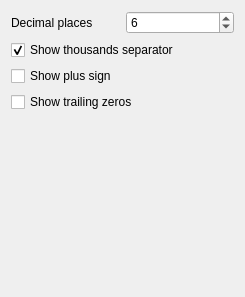
First picture: the form in src/ui/numericformats/qgsbasicnumericformatwidgetbase.ui, repository carsmie/QGIS, before the edit.
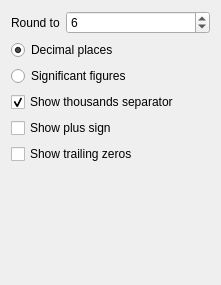
Second picture: the form after the edit. Custom widgets are drawn as their Qt base class.

Commit message: Add numeric formatting option to round to number of significant figures

```diff
--- a/src/ui/numericformats/qgsbasicnumericformatwidgetbase.ui
+++ b/src/ui/numericformats/qgsbasicnumericformatwidgetbase.ui
@@ -6,29 +6,15 @@
    <rect>
     <x>0</x>
     <y>0</y>
-    <width>245</width>
-    <height>297</height>
+    <width>221</width>
+    <height>285</height>
    </rect>
   </property>
   <property name="windowTitle">
    <string>Form</string>
   </property>
-  <layout class="QGridLayout" name="gridLayout">
-   <item row="0" column="0">
-    <widget class="QLabel" name="label">
-     <property name="text">
-      <string>Decimal places</string>
-     </property>
-    </widget>
-   </item>
-   <item row="0" column="1">
-    <widget class="QSpinBox" name="mDecimalsSpinBox">
-     <property name="value">
-      <number>6</number>
-     </property>
-    </widget>
-   </item>
-   <item row="4" column="0">
+  <layout class="QGridLayout" name="gridLayout" columnstretch="0,1">
+   <item row="6" column="0">
     <spacer name="verticalSpacer">
      <property name="orientation">
       <enum>Qt::Vertical</enum>
@@ -41,7 +27,21 @@
      </property>
     </spacer>
    </item>
-   <item row="1" column="0" colspan="2">
+   <item row="0" column="0">
+    <widget class="QLabel" name="label">
+     <property name="text">
+      <string>Round to</string>
+     </property>
+    </widget>
+   </item>
+   <item row="0" column="1">
+    <widget class="QSpinBox" name="mDecimalsSpinBox">
+     <property name="value">
+      <number>6</number>
+     </property>
+    </widget>
+   </item>
+   <item row="3" column="0" colspan="2">
     <widget class="QCheckBox" name="mShowThousandsCheckBox">
      <property name="text">
       <string>Show thousands separator</string>
@@ -51,20 +51,37 @@
      </property>
     </widget>
    </item>
-   <item row="2" column="0" colspan="2">
+   <item row="4" column="0" colspan="2">
     <widget class="QCheckBox" name="mShowPlusCheckBox">
      <property name="text">
       <string>Show plus sign</string>
      </property>
     </widget>
    </item>
-   <item row="3" column="0" colspan="2">
+   <item row="5" column="0" colspan="2">
     <widget class="QCheckBox" name="mShowTrailingZerosCheckBox">
      <property name="text">
       <string>Show trailing zeros</string>
      </property>
     </widget>
    </item>
+   <item row="1" column="0" colspan="2">
+    <widget class="QRadioButton" name="mRadDecimalPlaces">
+     <property name="text">
+      <string>Decimal places</string>
+     </property>
+     <property name="checked">
+      <bool>true</bool>
+     </property>
+    </widget>
+   </item>
+   <item row="2" column="0" colspan="2">
+    <widget class="QRadioButton" name="mRadSignificantFigures">
+     <property name="text">
+      <string>Significant figures</string>
+     </property>
+    </widget>
+   </item>
   </layout>
  </widget>
  <customwidgets>
```
The commit also changes 12 other files.
